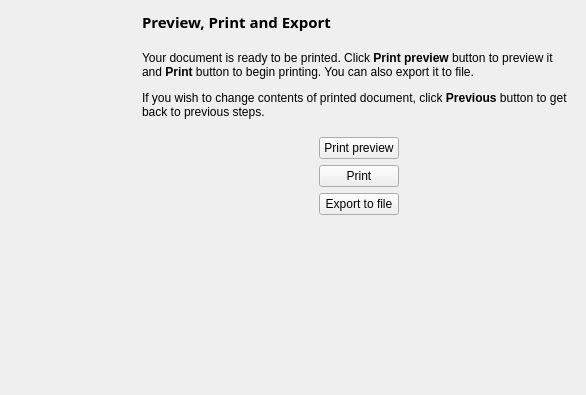
Before: the Qt Designer form kstars/printing/pwizprint.ui in KDE/kstars, drawn with Qt 5.
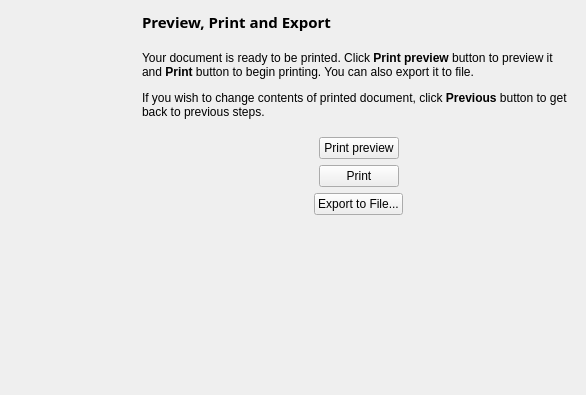
After: the same form once the commit is applied.

Patch:
```diff
--- a/kstars/printing/pwizprint.ui
+++ b/kstars/printing/pwizprint.ui
@@ -213,7 +213,7 @@
        <item>
         <widget class="QPushButton" name="exportButton">
          <property name="text">
-          <string>Export to file</string>
+          <string>Export to File...</string>
          </property>
         </widget>
        </item>
```
